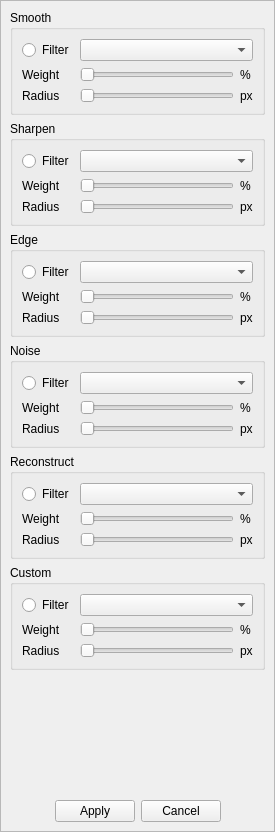
Qt form src/filtermenu.ui (mattykakes/qcvTouchUp) before a commit.
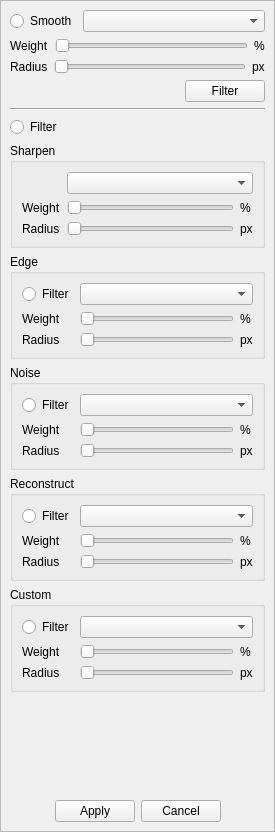
The same form after that commit.

Commit message: files changed in prep for filtermenu

What changed in the file:
```diff
--- a/src/filtermenu.ui
+++ b/src/filtermenu.ui
@@ -45,26 +45,15 @@
    </property>
    <layout class="QVBoxLayout" name="verticalLayout">
     <item>
-     <widget class="QGroupBox" name="groupBox_Smooth">
-      <property name="title">
+     <layout class="QHBoxLayout" name="horizontalLayout_SmoothCombo">
+      <item>
+       <widget class="QRadioButton" name="radioButton_SmoothEnable">
+        <property name="text">
        <string>Smooth</string>
       </property>
-      <layout class="QGridLayout" name="gridLayout_3">
-       <item row="1" column="2">
-        <widget class="QLabel" name="label_7">
-         <property name="text">
-          <string>%</string>
-         </property>
-        </widget>
-       </item>
-       <item row="1" column="1">
-        <widget class="QSlider" name="horizontalSlider">
-         <property name="orientation">
-          <enum>Qt::Horizontal</enum>
-         </property>
-        </widget>
-       </item>
-       <item row="0" column="1" colspan="2">
+       </widget>
+      </item>
+      <item>
         <widget class="QComboBox" name="comboBox_Smooth">
          <property name="sizePolicy">
           <sizepolicy hsizetype="Expanding" vsizetype="Fixed">
@@ -74,42 +63,94 @@
          </property>
         </widget>
        </item>
-       <item row="1" column="0">
-        <widget class="QLabel" name="label">
+     </layout>
+    </item>
+    <item>
+     <layout class="QHBoxLayout" name="horizontalLayout_SmoothWeight">
+      <item>
+       <widget class="QLabel" name="label_SmoothWeight">
          <property name="text">
           <string>Weight</string>
          </property>
         </widget>
        </item>
-       <item row="0" column="0">
-        <widget class="QRadioButton" name="radioButton_SmoothEnable">
+      <item>
+       <widget class="QSlider" name="horizontalSlider_SmoothWeight">
+        <property name="orientation">
+         <enum>Qt::Horizontal</enum>
+        </property>
+       </widget>
+      </item>
+      <item>
+       <widget class="QLabel" name="label_7">
          <property name="text">
-          <string>Filter</string>
+         <string>%</string>
          </property>
         </widget>
        </item>
-       <item row="2" column="0">
-        <widget class="QLabel" name="label_9">
+     </layout>
+    </item>
+    <item>
+     <layout class="QHBoxLayout" name="horizontalLayout_SmoothRadius">
+      <item>
+       <widget class="QLabel" name="label_SmoothRadius">
          <property name="text">
           <string>Radius</string>
          </property>
         </widget>
        </item>
-       <item row="2" column="1">
-        <widget class="QSlider" name="horizontalSlider_4">
+      <item>
+       <widget class="QSlider" name="horizontalSlider_SmoothRadius">
          <property name="orientation">
           <enum>Qt::Horizontal</enum>
          </property>
         </widget>
        </item>
-       <item row="2" column="2">
-        <widget class="QLabel" name="label_10">
+      <item>
+       <widget class="QLabel" name="label_SmoothPx">
          <property name="text">
           <string>px</string>
          </property>
         </widget>
        </item>
       </layout>
+    </item>
+    <item>
+     <layout class="QHBoxLayout" name="horizontalLayout_SmoothButton">
+      <item>
+       <spacer name="horizontalSpacer_Smooth">
+        <property name="orientation">
+         <enum>Qt::Horizontal</enum>
+        </property>
+        <property name="sizeHint" stdset="0">
+         <size>
+          <width>40</width>
+          <height>20</height>
+         </size>
+        </property>
+       </spacer>
+      </item>
+      <item>
+       <widget class="QPushButton" name="pushButton_Smooth">
+        <property name="text">
+         <string>Filter</string>
+        </property>
+       </widget>
+      </item>
+     </layout>
+    </item>
+    <item>
+     <widget class="Line" name="line">
+      <property name="orientation">
+       <enum>Qt::Horizontal</enum>
+      </property>
+     </widget>
+    </item>
+    <item>
+     <widget class="QRadioButton" name="radioButton_10">
+      <property name="text">
+       <string>Filter</string>
+      </property>
      </widget>
     </item>
     <item>
@@ -118,21 +159,28 @@
        <string>Sharpen</string>
       </property>
       <layout class="QGridLayout" name="gridLayout_4">
-       <item row="1" column="2">
+       <item row="2" column="0">
+        <widget class="QLabel" name="label_4">
+         <property name="text">
+          <string>Weight</string>
+         </property>
+        </widget>
+       </item>
+       <item row="2" column="2">
         <widget class="QLabel" name="label_8">
          <property name="text">
           <string>%</string>
          </property>
         </widget>
        </item>
-       <item row="1" column="1">
+       <item row="2" column="1">
         <widget class="QSlider" name="horizontalSlider_2">
          <property name="orientation">
           <enum>Qt::Horizontal</enum>
          </property>
         </widget>
        </item>
-       <item row="0" column="1" colspan="2">
+       <item row="1" column="1" colspan="2">
         <widget class="QComboBox" name="comboBox_4">
          <property name="sizePolicy">
           <sizepolicy hsizetype="Expanding" vsizetype="Fixed">
@@ -142,35 +190,21 @@
          </property>
         </widget>
        </item>
-       <item row="1" column="0">
-        <widget class="QLabel" name="label_4">
-         <property name="text">
-          <string>Weight</string>
-         </property>
-        </widget>
-       </item>
-       <item row="0" column="0">
-        <widget class="QRadioButton" name="radioButton_10">
-         <property name="text">
-          <string>Filter</string>
-         </property>
-        </widget>
-       </item>
-       <item row="2" column="0">
+       <item row="3" column="0">
         <widget class="QLabel" name="label_13">
          <property name="text">
           <string>Radius</string>
          </property>
         </widget>
        </item>
-       <item row="2" column="1">
+       <item row="3" column="1">
         <widget class="QSlider" name="horizontalSlider_6">
          <property name="orientation">
           <enum>Qt::Horizontal</enum>
          </property>
         </widget>
        </item>
-       <item row="2" column="2">
+       <item row="3" column="2">
         <widget class="QLabel" name="label_14">
          <property name="text">
           <string>px</string>
```
Left out of the diff: 67 changed lines with no effect on the pictures. Lines whose indentation alone changed are shown as unchanged. The commit also changes 5 other files.
